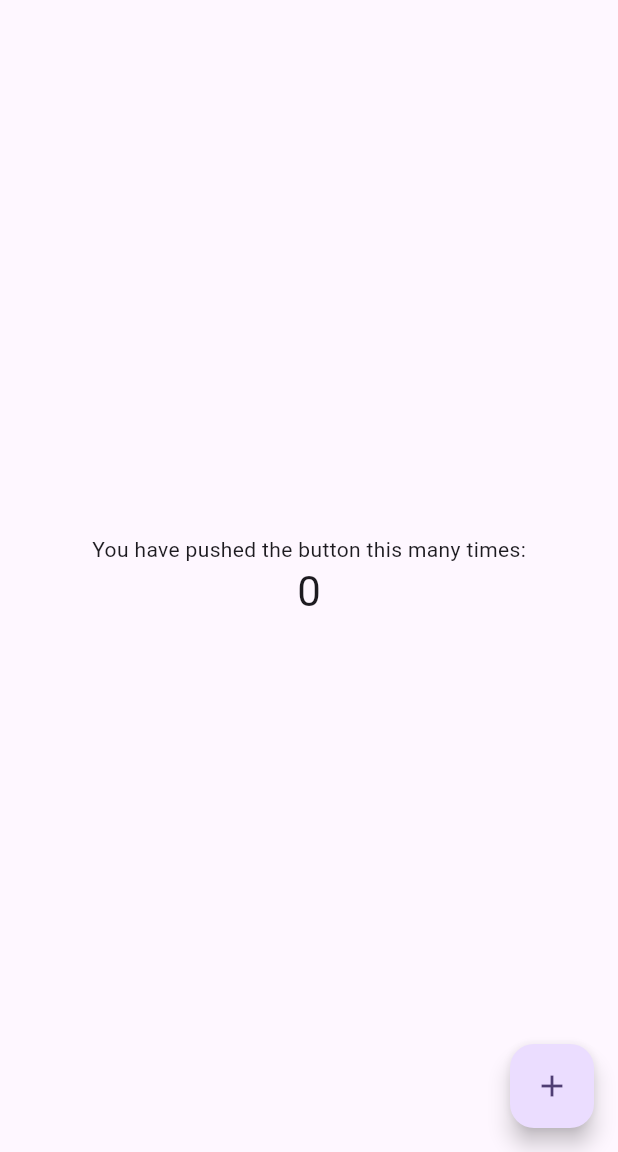
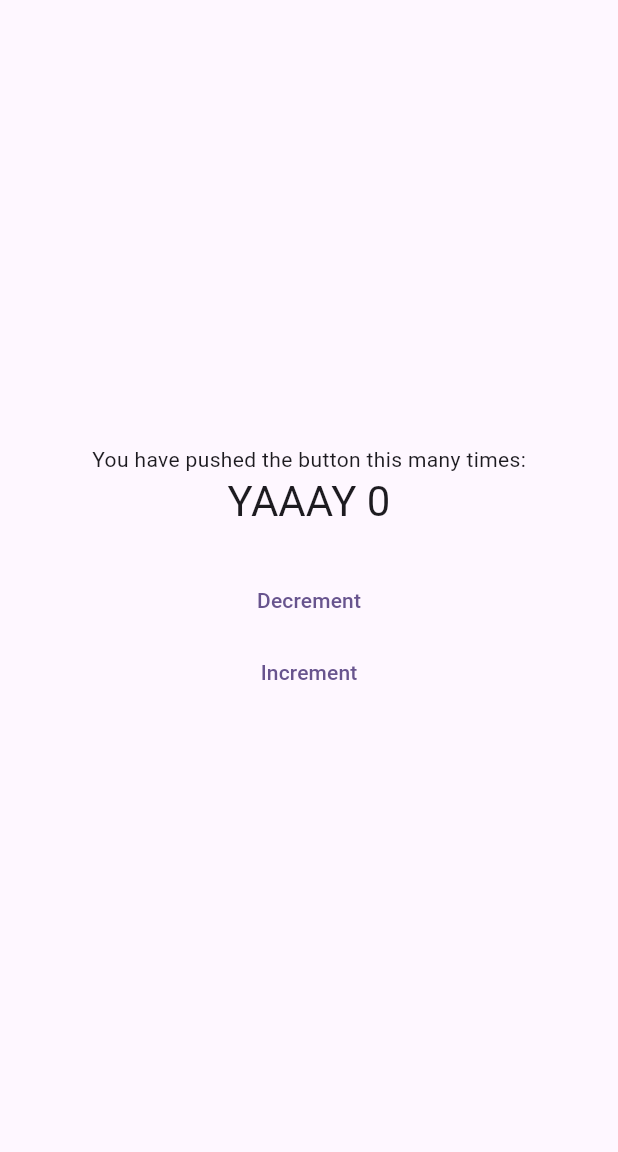
Before and after one commit to pxai/flutterbloccounter, a Flutter app: the screen it shows after launch, on a phone screen of 412 x 824 dp, the part 84-1236 px from its top. Run offline on Flutter 3.47's test engine with Material 3 defaults, Android fonts, the phone set to English and light mode, and no system bars; our stand-ins replace bloc, flutter_bloc.

Commit message:
Added cubit sample

```diff
--- a/lib/main.dart
+++ b/lib/main.dart
@@ -1,4 +1,6 @@
 import 'package:flutter/material.dart';
+import 'package:flutter_bloc/flutter_bloc.dart';
+import 'state/counter_cubit.dart';
 
 void main() {
   runApp(const MyApp());
@@ -13,41 +15,19 @@ class MyApp extends StatelessWidget {
     return MaterialApp(
       title: 'Flutter Demo',
       theme: ThemeData(
-        // This is the theme of your application.
-        //
-        // TRY THIS: Try running your application with "flutter run". You'll see
-        // the application has a purple toolbar. Then, without quitting the app,
-        // try changing the seedColor in the colorScheme below to Colors.green
-        // and then invoke "hot reload" (save your changes or press the "hot
-        // reload" button in a Flutter-supported IDE, or press "r" if you used
-        // the command line to start the app).
-        //
-        // Notice that the counter didn't reset back to zero; the application
-        // state is not lost during the reload. To reset the state, use hot
-        // restart instead.
-        //
-        // This works for code too, not just values: Most code changes can be
-        // tested with just a hot reload.
         colorScheme: ColorScheme.fromSeed(seedColor: Colors.deepPurple),
         useMaterial3: true,
       ),
-      home: const MyHomePage(title: 'Flutter Demo Home Page'),
+      home: BlocProvider<CounterCubit>(
+        create: (context) => CounterCubit(),
+        child: const MyHomePage(title: 'Flutter Demo Home Page'),
+      ),
     );
   }
 }
 
 class MyHomePage extends StatefulWidget {
   const MyHomePage({super.key, required this.title});
-
-  // This widget is the home page of your application. It is stateful, meaning
-  // that it has a State object (defined below) that contains fields that affect
-  // how it looks.
-
-  // This class is the configuration for the state. It holds the values (in this
-  // case the title) provided by the parent (in this case the App widget) and
-  // used by the build method of the State. Fields in a Widget subclass are
-  // always marked "final".
-
   final String title;
 
   @override
@@ -59,67 +39,83 @@ class _MyHomePageState extends State<MyHomePage> {
 
   void _incrementCounter() {
     setState(() {
-      // This call to setState tells the Flutter framework that something has
-      // changed in this State, which causes it to rerun the build method below
-      // so that the display can reflect the updated values. If we changed
-      // _counter without calling setState(), then the build method would not be
-      // called again, and so nothing would appear to happen.
       _counter++;
     });
   }
 
   @override
   Widget build(BuildContext context) {
-    // This method is rerun every time setState is called, for instance as done
-    // by the _incrementCounter method above.
-    //
-    // The Flutter framework has been optimized to make rerunning build methods
-    // fast, so that you can just rebuild anything that needs updating rather
-    // than having to individually change instances of widgets.
     return Scaffold(
       appBar: AppBar(
-        // TRY THIS: Try changing the color here to a specific color (to
-        // Colors.amber, perhaps?) and trigger a hot reload to see the AppBar
-        // change color while the other colors stay the same.
         backgroundColor: Theme.of(context).colorScheme.inversePrimary,
-        // Here we take the value from the MyHomePage object that was created by
-        // the App.build method, and use it to set our appbar title.
         title: Text(widget.title),
       ),
       body: Center(
-        // Center is a layout widget. It takes a single child and positions it
-        // in the middle of the parent.
         child: Column(
-          // Column is also a layout widget. It takes a list of children and
-          // arranges them vertically. By default, it sizes itself to fit its
-          // children horizontally, and tries to be as tall as its parent.
-          //
-          // Column has various properties to control how it sizes itself and
-          // how it positions its children. Here we use mainAxisAlignment to
-          // center the children vertically; the main axis here is the vertical
-          // axis because Columns are vertical (the cross axis would be
-          // horizontal).
-          //
-          // TRY THIS: Invoke "debug painting" (choose the "Toggle Debug Paint"
-          // action in the IDE, or press "p" in the console), to see the
-          // wireframe for each widget.
           mainAxisAlignment: MainAxisAlignment.center,
           children: <Widget>[
             const Text(
               'You have pushed the button this many times:',
             ),
-            Text(
-              '$_counter',
-              style: Theme.of(context).textTheme.headlineMedium,
+            BlocConsumer<CounterCubit, CounterState>(
+              listener: (context, state) {
+                if (state.wasIncremented == true) {
+                  ScaffoldMessenger.of(context).showSnackBar(
+                    SnackBar(
+                      content: Text('Incremented!'),
+                      duration: Duration(milliseconds: 300),
+                    ),
+                  );
+                } else if (state.wasIncremented == false) {
+                  ScaffoldMessenger.of(context).showSnackBar(
+                    SnackBar(
+                      content: Text('Decremented!'),
+                      duration: Duration(milliseconds: 300),
+                    ),
+                  );
+                }
+              },
+              builder: (context, state) {
+                if (state.counterValue < 0) {
+                  return Text(
+                    'BRR, NEGATIVE ' + state.counterValue.toString(),
+                    style: Theme.of(context).textTheme.headline4,
+                  );
+                } else if (state.counterValue % 2 == 0) {
+                  return Text(
+                    'YAAAY ' + state.counterValue.toString(),
+                    style: Theme.of(context).textTheme.headline4,
+                  );
+                } else if (state.counterValue == 5) {
+                  return Text(
+                    'HMM, NUMBER 5',
+                    style: Theme.of(context).textTheme.headline4,
+                  );
+                } else
+                  return Text(
+                    state.counterValue.toString(),
+                    style: Theme.of(context).textTheme.headline4,
+                  );
+              },
             ),
+            SizedBox(
+              height: 24,
+            ),
+            TextButton(
+                onPressed: () {
+                  BlocProvider.of<CounterCubit>(context).decrement();
+                  // context.bloc<CounterCubit>().decrement();
+                },
+                child: const Text('Decrement')),
+            TextButton(
+                onPressed: () {
+                  BlocProvider.of<CounterCubit>(context).increment();
+                  // context.bloc<CounterCubit>().increment();
+                },
+                child: const Text('Increment')),
           ],
         ),
       ),
-      floatingActionButton: FloatingActionButton(
-        onPressed: _incrementCounter,
-        tooltip: 'Increment',
-        child: const Icon(Icons.add),
-      ), // This trailing comma makes auto-formatting nicer for build methods.
     );
   }
 }
--- /dev/null
+++ b/lib/state/counter_cubit.dart
@@ -0,0 +1,14 @@
+import 'package:bloc/bloc.dart';
+import 'package:meta/meta.dart';
+
+part 'counter_state.dart';
+
+class CounterCubit extends Cubit<CounterState> {
+  CounterCubit() : super(CounterState(counterValue: 0, wasIncremented: false));
+
+  void increment() => emit(
+      CounterState(counterValue: state.counterValue + 1, wasIncremented: true));
+
+  void decrement() => emit(CounterState(
+      counterValue: state.counterValue - 1, wasIncremented: false));
+}
--- /dev/null
+++ b/lib/state/counter_state.dart
@@ -0,0 +1,11 @@
+part of 'counter_cubit.dart';
+
+class CounterState {
+  int counterValue;
+  bool wasIncremented;
+
+  CounterState({
+    required this.counterValue,
+    required this.wasIncremented,
+  });
+}
--- a/pubspec.yaml
+++ b/pubspec.yaml
@@ -35,6 +35,7 @@ dependencies:
   # The following adds the Cupertino Icons font to your application.
   # Use with the CupertinoIcons class for iOS style icons.
   cupertino_icons: ^1.0.2
+  flutter_bloc: ^8.1.4
 
 dev_dependencies:
   flutter_test:
```
Also changed, not shown: pubspec.lock.
